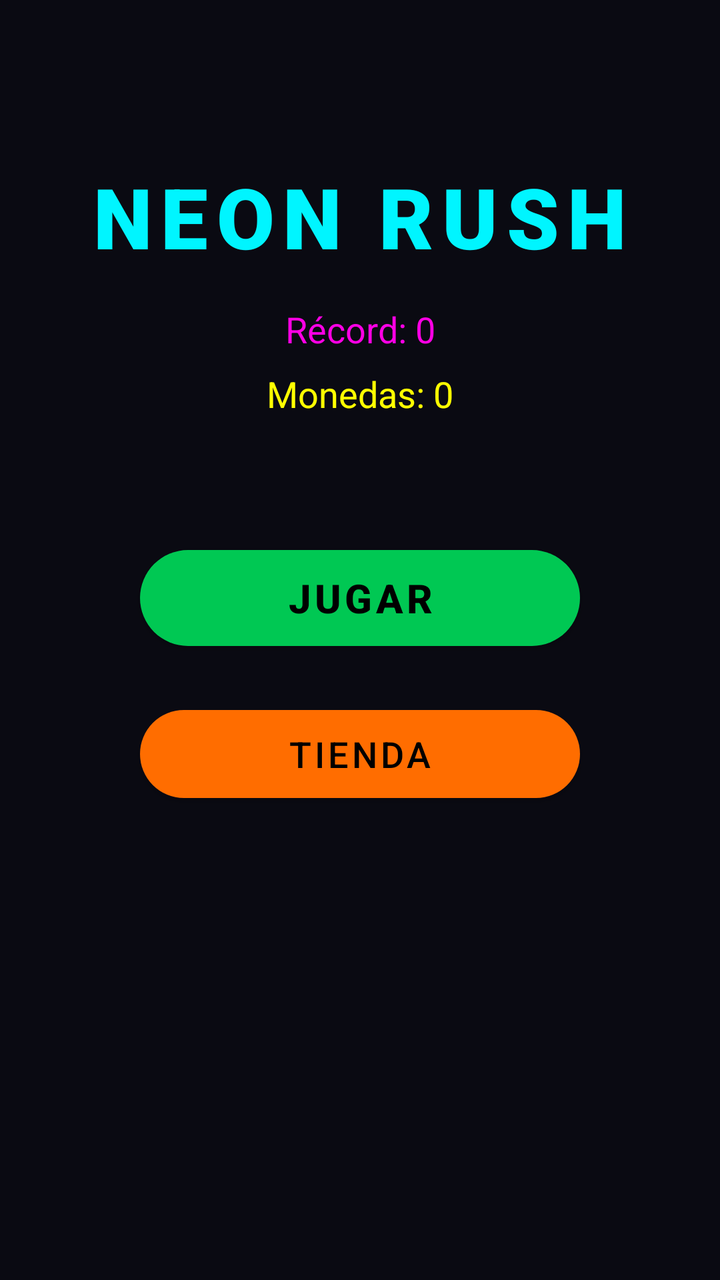
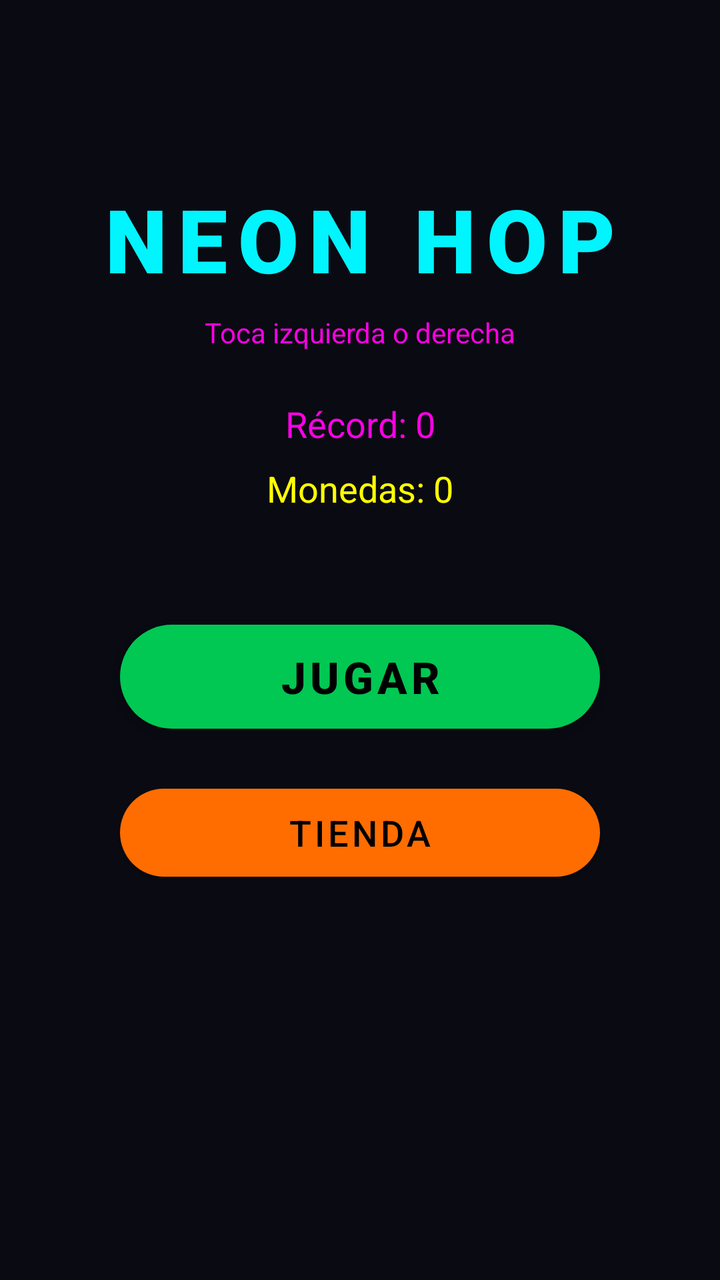

An Android layout rendered at two revisions. The XML below is the earlier revision; the diff shows what the commit changed to produce the second picture.
<!-- AndroidManifest.xml: activity theme Theme.NeonRush -->
<!-- res/layout/activity_main.xml -->
<?xml version="1.0" encoding="utf-8"?>
<androidx.constraintlayout.widget.ConstraintLayout
    xmlns:android="http://schemas.android.com/apk/res/android"
    xmlns:app="http://schemas.android.com/apk/res-auto"
    android:layout_width="match_parent"
    android:layout_height="match_parent"
    android:background="@color/dark_bg">

    <TextView
        android:id="@+id/tvTitle"
        android:layout_width="wrap_content"
        android:layout_height="wrap_content"
        android:text="NEON RUSH"
        android:textColor="@color/neon_cyan"
        android:textSize="42sp"
        android:textStyle="bold"
        android:fontFamily="sans-serif-black"
        android:letterSpacing="0.1"
        app:layout_constraintTop_toTopOf="parent"
        app:layout_constraintStart_toStartOf="parent"
        app:layout_constraintEnd_toEndOf="parent"
        android:layout_marginTop="80dp" />

    <TextView
        android:id="@+id/tvHighScore"
        android:layout_width="wrap_content"
        android:layout_height="wrap_content"
        android:text="Récord: 0"
        android:textColor="@color/neon_magenta"
        android:textSize="18sp"
        app:layout_constraintTop_toBottomOf="@id/tvTitle"
        app:layout_constraintStart_toStartOf="parent"
        app:layout_constraintEnd_toEndOf="parent"
        android:layout_marginTop="16dp" />

    <TextView
        android:id="@+id/tvCoins"
        android:layout_width="wrap_content"
        android:layout_height="wrap_content"
        android:text="Monedas: 0"
        android:textColor="@color/neon_yellow"
        android:textSize="18sp"
        app:layout_constraintTop_toBottomOf="@id/tvHighScore"
        app:layout_constraintStart_toStartOf="parent"
        app:layout_constraintEnd_toEndOf="parent"
        android:layout_marginTop="8dp" />

    <com.google.android.material.button.MaterialButton
        android:id="@+id/btnPlay"
        android:layout_width="220dp"
        android:layout_height="60dp"
        android:text="@string/play"
        android:textSize="20sp"
        android:textStyle="bold"
        app:backgroundTint="@color/button_play"
        app:cornerRadius="30dp"
        app:layout_constraintTop_toBottomOf="@id/tvCoins"
        app:layout_constraintStart_toStartOf="parent"
        app:layout_constraintEnd_toEndOf="parent"
        android:layout_marginTop="60dp" />

    <com.google.android.material.button.MaterialButton
        android:id="@+id/btnShop"
        android:layout_width="220dp"
        android:layout_height="56dp"
        android:text="@string/shop"
        android:textSize="18sp"
        app:backgroundTint="@color/button_shop"
        app:cornerRadius="28dp"
        app:layout_constraintTop_toBottomOf="@id/btnPlay"
        app:layout_constraintStart_toStartOf="parent"
        app:layout_constraintEnd_toEndOf="parent"
        android:layout_marginTop="20dp" />

    <FrameLayout
        android:id="@+id/adBannerContainer"
        android:layout_width="match_parent"
        android:layout_height="wrap_content"
        app:layout_constraintBottom_toBottomOf="parent"
        app:layout_constraintStart_toStartOf="parent"
        app:layout_constraintEnd_toEndOf="parent" />

</androidx.constraintlayout.widget.ConstraintLayout>
<!-- resources referenced by this layout -->
<resources>
  <color name="button_play">#FF00C853</color>
  <color name="button_shop">#FFFF6D00</color>
  <color name="dark_bg">#FF0A0A12</color>
  <color name="neon_cyan">#FF00F5FF</color>
  <color name="neon_magenta">#FFFF00E5</color>
  <color name="neon_yellow">#FFFFFF00</color>
  <string name="play">JUGAR</string>
  <string name="shop">TIENDA</string>
  <style name="Theme.NeonRush" parent="Theme.MaterialComponents.DayNight.NoActionBar">
          <item name="colorPrimary">@color/neon_cyan</item>
          <item name="colorPrimaryVariant">@color/neon_purple</item>
          <item name="colorOnPrimary">@color/black</item>
          <item name="colorSecondary">@color/neon_magenta</item>
          <item name="android:statusBarColor">@color/darker_bg</item>
          <item name="android:navigationBarColor">@color/darker_bg</item>
          <item name="android:windowBackground">@color/dark_bg</item>
      </style>
  <color name="neon_purple">#FFB026FF</color>
  <color name="black">#FF000000</color>
  <color name="darker_bg">#FF050508</color>
</resources>

<!-- the commit's change to res/layout/activity_main.xml (unified diff, before → after) -->
@@ -10,16 +10,28 @@
         android:id="@+id/tvTitle"
         android:layout_width="wrap_content"
         android:layout_height="wrap_content"
-        android:text="NEON RUSH"
+        android:text="NEON HOP"
         android:textColor="@color/neon_cyan"
-        android:textSize="42sp"
+        android:textSize="44sp"
         android:textStyle="bold"
         android:fontFamily="sans-serif-black"
-        android:letterSpacing="0.1"
+        android:letterSpacing="0.12"
         app:layout_constraintTop_toTopOf="parent"
         app:layout_constraintStart_toStartOf="parent"
         app:layout_constraintEnd_toEndOf="parent"
-        android:layout_marginTop="80dp" />
+        android:layout_marginTop="90dp" />
+
+    <TextView
+        android:id="@+id/tvSubtitle"
+        android:layout_width="wrap_content"
+        android:layout_height="wrap_content"
+        android:text="Toca izquierda o derecha"
+        android:textColor="@color/neon_magenta"
+        android:textSize="14sp"
+        app:layout_constraintTop_toBottomOf="@id/tvTitle"
+        app:layout_constraintStart_toStartOf="parent"
+        app:layout_constraintEnd_toEndOf="parent"
+        android:layout_marginTop="8dp" />
 
     <TextView
         android:id="@+id/tvHighScore"
@@ -28,10 +40,10 @@
         android:text="Récord: 0"
         android:textColor="@color/neon_magenta"
         android:textSize="18sp"
-        app:layout_constraintTop_toBottomOf="@id/tvTitle"
+        app:layout_constraintTop_toBottomOf="@id/tvSubtitle"
         app:layout_constraintStart_toStartOf="parent"
         app:layout_constraintEnd_toEndOf="parent"
-        android:layout_marginTop="16dp" />
+        android:layout_marginTop="24dp" />
 
     <TextView
         android:id="@+id/tvCoins"
@@ -47,21 +59,21 @@
 
     <com.google.android.material.button.MaterialButton
         android:id="@+id/btnPlay"
-        android:layout_width="220dp"
-        android:layout_height="60dp"
+        android:layout_width="240dp"
+        android:layout_height="64dp"
         android:text="@string/play"
-        android:textSize="20sp"
+        android:textSize="22sp"
         android:textStyle="bold"
         app:backgroundTint="@color/button_play"
-        app:cornerRadius="30dp"
+        app:cornerRadius="32dp"
         app:layout_constraintTop_toBottomOf="@id/tvCoins"
         app:layout_constraintStart_toStartOf="parent"
         app:layout_constraintEnd_toEndOf="parent"
-        android:layout_marginTop="60dp" />
+        android:layout_marginTop="50dp" />
 
     <com.google.android.material.button.MaterialButton
         android:id="@+id/btnShop"
-        android:layout_width="220dp"
+        android:layout_width="240dp"
         android:layout_height="56dp"
         android:text="@string/shop"
         android:textSize="18sp"
@@ -70,7 +82,7 @@
         app:layout_constraintTop_toBottomOf="@id/btnPlay"
         app:layout_constraintStart_toStartOf="parent"
         app:layout_constraintEnd_toEndOf="parent"
-        android:layout_marginTop="20dp" />
+        android:layout_marginTop="18dp" />
 
     <FrameLayout
         android:id="@+id/adBannerContainer"
